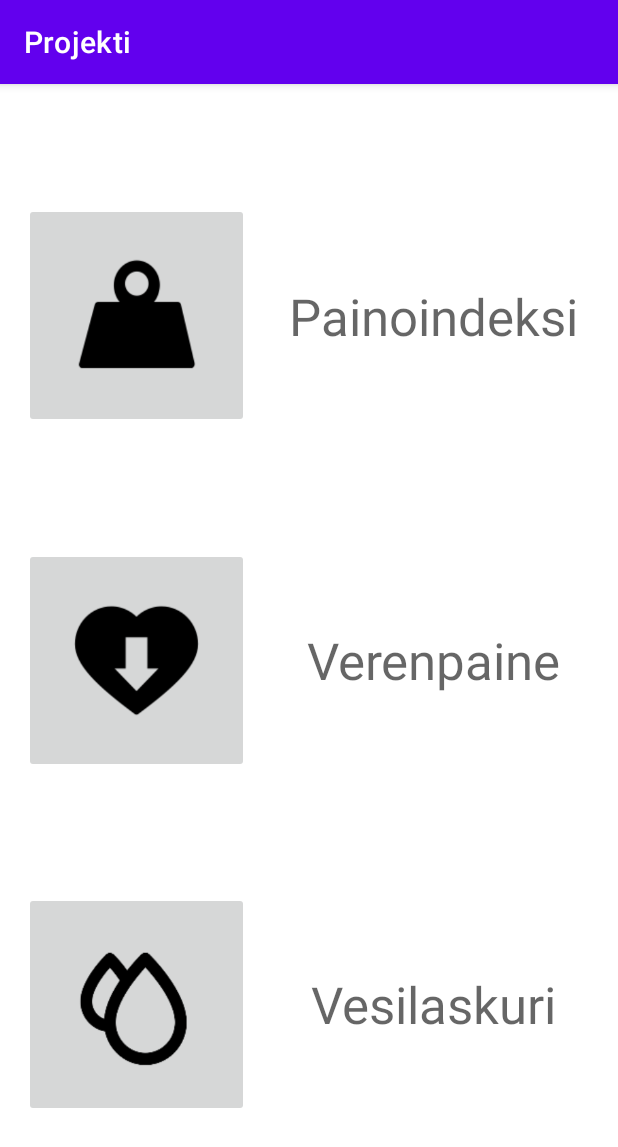
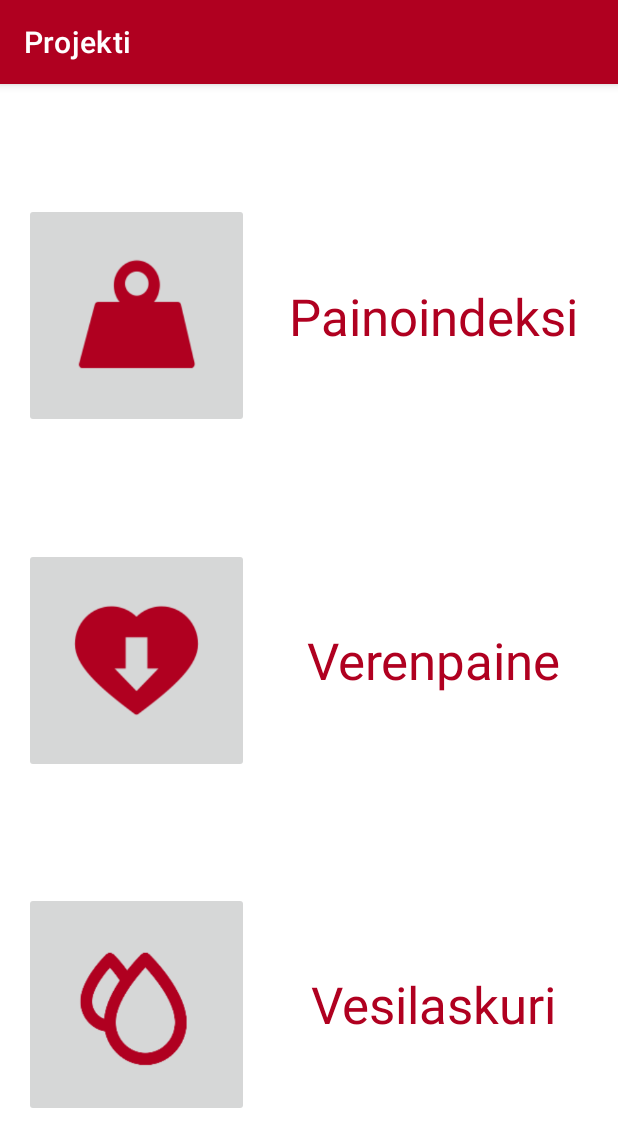
Before and after one commit to untop02/TerveysProjekti, an Android app: the screen it shows after launch (MainActivity), on a phone screen of 412 x 824 dp. Shown: the top 1147 px of the screen. Run offline under Robolectric (Android 15) with nearby library versions, the phone set to English and light mode, and no system bars.

Commit message:
ui värit

```diff
--- a/app/src/main/res/layout/activity_main.xml
+++ b/app/src/main/res/layout/activity_main.xml
@@ -13,6 +13,7 @@
         android:adjustViewBounds="true"
         android:contentDescription="@string/painonappi"
         android:scaleType="fitXY"
+        android:tint="@color/design_default_color_error"
         app:layout_constraintBottom_toTopOf="@+id/VerenpaineBtn"
         app:layout_constraintEnd_toEndOf="parent"
         app:layout_constraintHorizontal_bias="0.061"
@@ -27,6 +28,7 @@
         android:adjustViewBounds="true"
         android:contentDescription="@string/verenpaine"
         android:scaleType="fitXY"
+        android:tint="@color/design_default_color_error"
         app:layout_constraintBottom_toTopOf="@+id/VesiLaskuriBtn"
         app:layout_constraintEnd_toEndOf="parent"
         app:layout_constraintHorizontal_bias="0.061"
@@ -41,6 +43,7 @@
         android:adjustViewBounds="true"
         android:contentDescription="@string/vesilaskuri"
         android:scaleType="fitXY"
+        android:tint="@color/design_default_color_error"
         app:layout_constraintBottom_toBottomOf="parent"
         app:layout_constraintEnd_toEndOf="parent"
         app:layout_constraintHorizontal_bias="0.061"
@@ -54,6 +57,7 @@
         android:layout_height="wrap_content"
         android:text="@string/painoindeksi"
         android:textAppearance="@style/TextAppearance.AppCompat.Display1"
+        android:textColor="@color/design_default_color_error"
         app:layout_constraintBottom_toTopOf="@+id/VerenpaineBtn"
         app:layout_constraintEnd_toEndOf="parent"
         app:layout_constraintHorizontal_bias="0.5"
@@ -66,6 +70,7 @@
         android:layout_height="wrap_content"
         android:text="@string/verenpaine"
         android:textAppearance="@style/TextAppearance.AppCompat.Display1"
+        android:textColor="@color/design_default_color_error"
         app:layout_constraintBottom_toTopOf="@+id/VesiLaskuriBtn"
         app:layout_constraintEnd_toEndOf="parent"
         app:layout_constraintStart_toEndOf="@+id/VerenpaineBtn"
@@ -77,6 +82,7 @@
         android:layout_height="wrap_content"
         android:text="@string/vesilaskuri"
         android:textAppearance="@style/TextAppearance.AppCompat.Display1"
+        android:textColor="@color/design_default_color_error"
         app:layout_constraintBottom_toBottomOf="parent"
         app:layout_constraintEnd_toEndOf="parent"
         app:layout_constraintHorizontal_bias="0.502"
--- a/app/src/main/res/values/themes.xml
+++ b/app/src/main/res/values/themes.xml
@@ -2,8 +2,8 @@
     <!-- Base application theme. -->
     <style name="Theme.Projekti" parent="Theme.MaterialComponents.DayNight.DarkActionBar">
         <!-- Primary brand color. -->
-        <item name="colorPrimary">@color/purple_500</item>
-        <item name="colorPrimaryVariant">@color/purple_700</item>
+        <item name="colorPrimary">@color/design_default_color_error</item>
+        <item name="colorPrimaryVariant">@color/design_default_color_error</item>
         <item name="colorOnPrimary">@color/white</item>
         <!-- Secondary brand color. -->
         <item name="colorSecondary">@color/teal_200</item>
```
